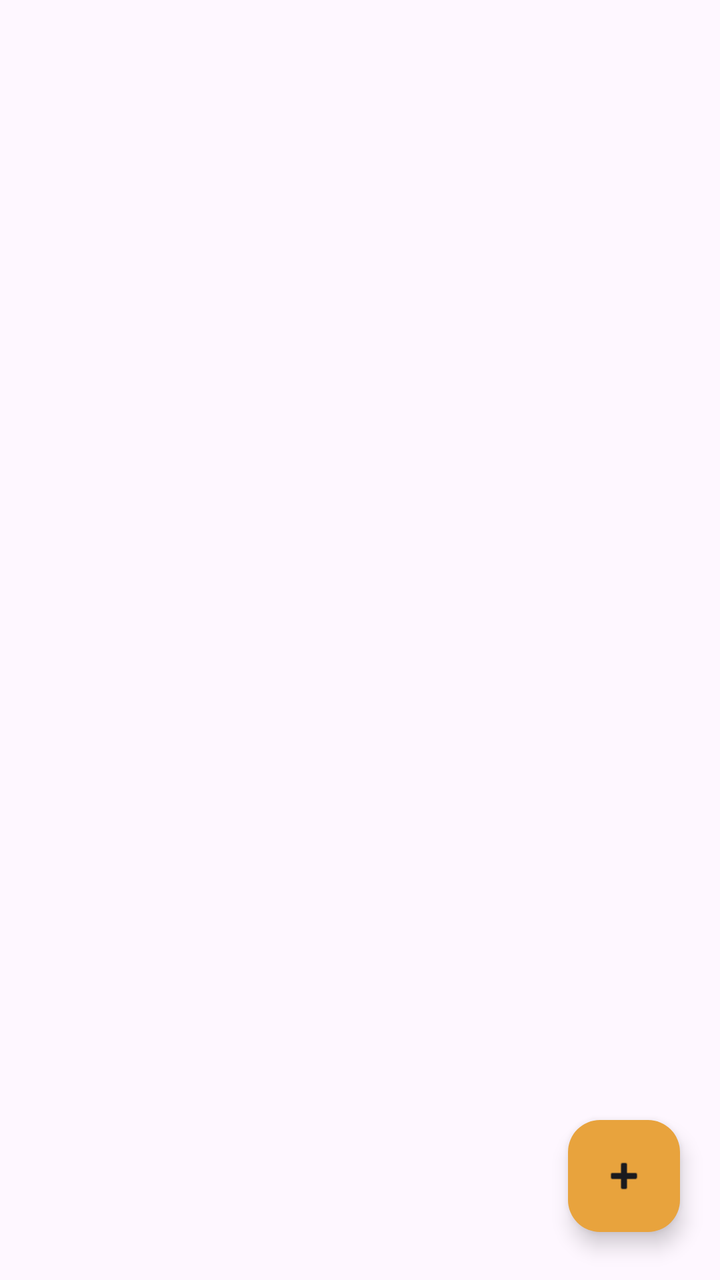
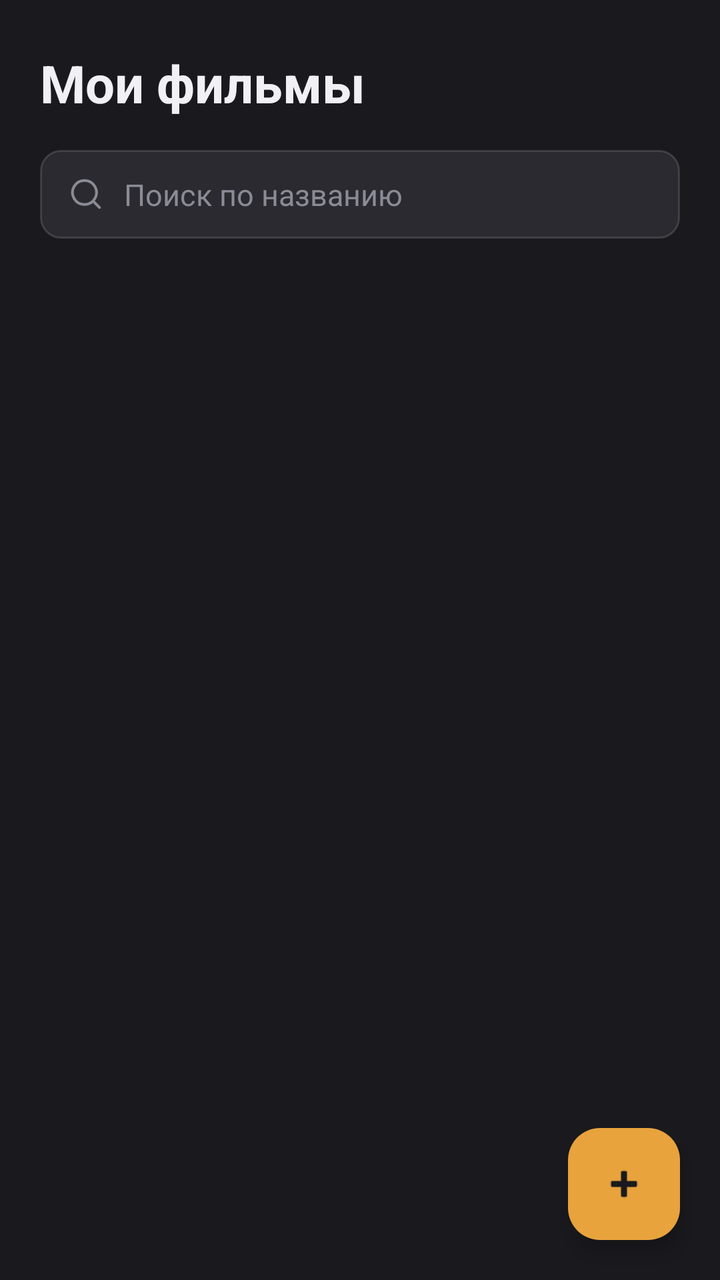

Compare the two renders of this Android layout. The source of the first and the diff that turns it into the second are given below.
<!-- AndroidManifest.xml: application theme Theme.MovieDiary -->
<!-- res/layout/fragment_movie_list.xml -->
<?xml version="1.0" encoding="utf-8"?>
<androidx.constraintlayout.widget.ConstraintLayout xmlns:android="http://schemas.android.com/apk/res/android"
    xmlns:app="http://schemas.android.com/apk/res-auto"
    android:layout_width="match_parent"
    android:layout_height="match_parent">

    <androidx.recyclerview.widget.RecyclerView
        android:id="@+id/rvMovies"
        android:layout_width="0dp"
        android:layout_height="0dp"
        app:layout_constraintTop_toTopOf="parent"
        app:layout_constraintBottom_toBottomOf="parent"
        app:layout_constraintStart_toStartOf="parent"
        app:layout_constraintEnd_toEndOf="parent" />

    <com.google.android.material.floatingactionbutton.FloatingActionButton
        android:id="@+id/fabAdd"
        android:layout_width="wrap_content"
        android:layout_height="wrap_content"
        android:layout_marginBottom="24dp"
        android:layout_marginEnd="20dp"
        android:src="@android:drawable/ic_input_add"
        app:backgroundTint="@color/colorAccent"
        app:tint="@color/colorBackground"
        app:layout_constraintBottom_toBottomOf="parent"
        app:layout_constraintEnd_toEndOf="parent" />

</androidx.constraintlayout.widget.ConstraintLayout>
<!-- resources referenced by this layout -->
<resources>
  <color name="colorAccent">#E8A33D</color>
  <color name="colorBackground">#1A1A1E</color>
  <style name="Theme.MovieDiary" parent="Base.Theme.MovieDiary" />
  <style name="Base.Theme.MovieDiary" parent="Theme.Material3.DayNight.NoActionBar">
          
          
      </style>
</resources>

<!-- the commit's change to res/layout/fragment_movie_list.xml (unified diff, before → after) -->
@@ -1,28 +1,100 @@
 <?xml version="1.0" encoding="utf-8"?>
-<androidx.constraintlayout.widget.ConstraintLayout xmlns:android="http://schemas.android.com/apk/res/android"
+<LinearLayout xmlns:android="http://schemas.android.com/apk/res/android"
     xmlns:app="http://schemas.android.com/apk/res-auto"
     android:layout_width="match_parent"
-    android:layout_height="match_parent">
+    android:layout_height="match_parent"
+    android:orientation="vertical"
+    android:background="@color/colorBackground">
 
-    <androidx.recyclerview.widget.RecyclerView
-        android:id="@+id/rvMovies"
-        android:layout_width="0dp"
-        android:layout_height="0dp"
-        app:layout_constraintTop_toTopOf="parent"
-        app:layout_constraintBottom_toBottomOf="parent"
-        app:layout_constraintStart_toStartOf="parent"
-        app:layout_constraintEnd_toEndOf="parent" />
-
-    <com.google.android.material.floatingactionbutton.FloatingActionButton
-        android:id="@+id/fabAdd"
+    <TextView
         android:layout_width="wrap_content"
         android:layout_height="wrap_content"
-        android:layout_marginBottom="24dp"
-        android:layout_marginEnd="20dp"
-        android:src="@android:drawable/ic_input_add"
-        app:backgroundTint="@color/colorAccent"
-        app:tint="@color/colorBackground"
-        app:layout_constraintBottom_toBottomOf="parent"
-        app:layout_constraintEnd_toEndOf="parent" />
+        android:layout_marginStart="20dp"
+        android:layout_marginTop="24dp"
+        android:layout_marginBottom="16dp"
+        android:text="Мои фильмы"
+        android:textColor="@color/colorTextPrimary"
+        android:textSize="26sp"
+        android:textStyle="bold" />
 
-</androidx.constraintlayout.widget.ConstraintLayout>
+    <LinearLayout
+        android:layout_width="match_parent"
+        android:layout_height="wrap_content"
+        android:layout_marginHorizontal="20dp"
+        android:layout_marginBottom="14dp"
+        android:orientation="horizontal"
+        android:gravity="center_vertical"
+        android:background="@drawable/bg_input"
+        android:paddingHorizontal="14dp">
+
+        <ImageView
+            android:layout_width="18dp"
+            android:layout_height="18dp"
+            android:src="@drawable/ic_search"
+            android:tint="@color/colorTextMuted" />
+
+        <EditText
+            android:id="@+id/etSearch"
+            android:layout_width="match_parent"
+            android:layout_height="wrap_content"
+            android:layout_marginStart="10dp"
+            android:background="@null"
+            android:hint="Поиск по названию"
+            android:inputType="text"
+            android:maxLines="1"
+            android:paddingVertical="12dp"
+            android:textColor="@color/colorTextPrimary"
+            android:textColorHint="@color/colorTextMuted"
+            android:textSize="15sp" />
+    </LinearLayout>
+
+    <HorizontalScrollView
+        android:layout_width="match_parent"
+        android:layout_height="wrap_content"
+        android:layout_marginBottom="12dp"
+        android:clipToPadding="false"
+        android:paddingHorizontal="20dp"
+        android:scrollbars="none">
+
+        <LinearLayout
+            android:id="@+id/chipRow"
+            android:layout_width="wrap_content"
+            android:layout_height="wrap_content"
+            android:orientation="horizontal" />
+    </HorizontalScrollView>
+
+    <FrameLayout
+        android:layout_width="match_parent"
+        android:layout_height="0dp"
+        android:layout_weight="1">
+
+        <androidx.recyclerview.widget.RecyclerView
+            android:id="@+id/rvMovies"
+            android:layout_width="match_parent"
+            android:layout_height="match_parent"
+            android:clipToPadding="false"
+            android:paddingHorizontal="20dp"
+            android:paddingBottom="90dp" />
+
+        <TextView
+            android:id="@+id/tvEmpty"
+            android:layout_width="match_parent"
+            android:layout_height="wrap_content"
+            android:layout_gravity="center"
+            android:gravity="center"
+            android:padding="32dp"
+            android:textColor="@color/colorTextMuted"
+            android:textSize="15sp"
+            android:visibility="gone" />
+
+        <com.google.android.material.floatingactionbutton.FloatingActionButton
+            android:id="@+id/fabAdd"
+            android:layout_width="wrap_content"
+            android:layout_height="wrap_content"
+            android:layout_gravity="bottom|end"
+            android:layout_margin="20dp"
+            android:src="@android:drawable/ic_input_add"
+            app:backgroundTint="@color/colorAccent"
+            app:tint="@color/colorBackground" />
+    </FrameLayout>
+</LinearLayout>
<!-- resource entries referenced after the edit -->
@@ -2,7 +2,26 @@
 <resources>
   <color name="colorAccent">#E8A33D</color>
   <color name="colorBackground">#1A1A1E</color>
+  <color name="colorTextMuted">#8B8B96</color>
+  <color name="colorTextPrimary">#F0F0F5</color>
+  <!-- drawable bg_input (drawable) -->
+  <?xml version="1.0" encoding="utf-8"?>
+  <shape xmlns:android="http://schemas.android.com/apk/res/android"
+      android:shape="rectangle">
+      <solid android:color="@color/colorSurface" />
+      <corners android:radius="10dp" />
+      <stroke android:width="1dp" android:color="@color/colorBorder" />
+  </shape>
+  <!-- drawable ic_search (drawable) -->
+  <vector xmlns:android="http://schemas.android.com/apk/res/android"
+      android:width="18dp" android:height="18dp" android:viewportWidth="24" android:viewportHeight="24">
+      <path android:pathData="M11,3A8,8 0,1 1,10.99 3ZM21,21L16.65,16.65"
+          android:fillColor="#00000000" android:strokeColor="#FFFFFF"
+          android:strokeWidth="1.8" android:strokeLineCap="round" android:strokeLineJoin="round"/>
+  </vector>
   <style name="Theme.MovieDiary" parent="Base.Theme.MovieDiary" />
+  <color name="colorSurface">#2A2A30</color>
+  <color name="colorBorder">#22FFFFFF</color>
   <style name="Base.Theme.MovieDiary" parent="Theme.Material3.DayNight.NoActionBar">
           
           
